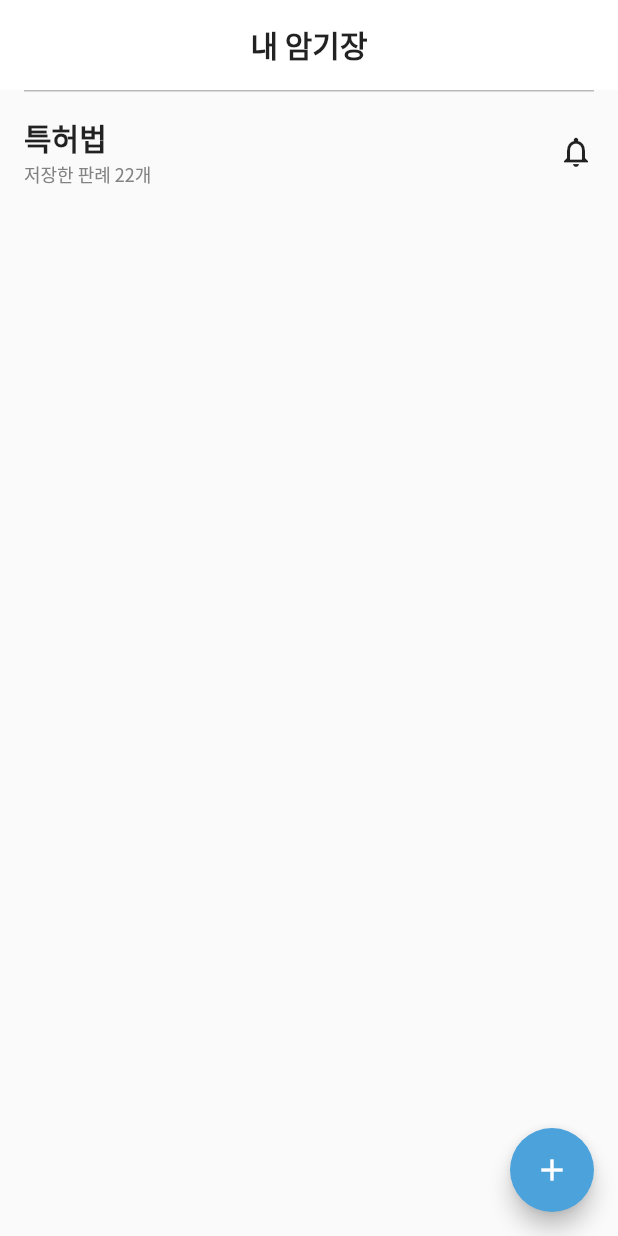
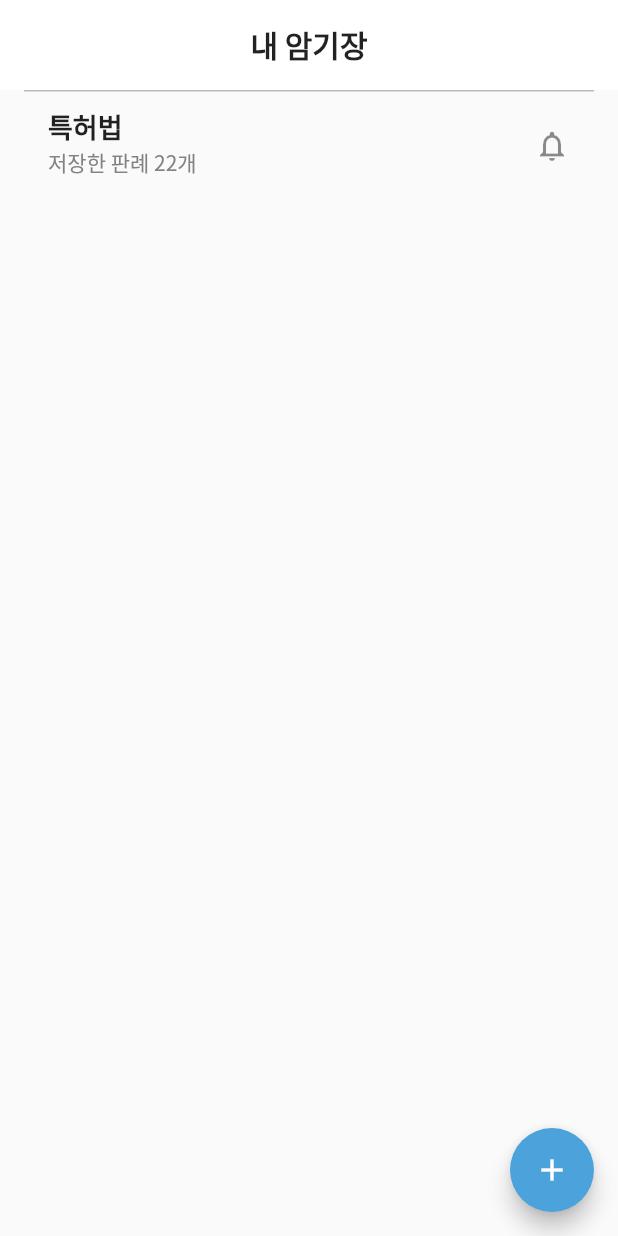
Before and after one commit to CapstoneMemento/Memento_Flutter, a Flutter app: the screen it shows after launch, on a phone screen of 412 x 824 dp. Run offline on Flutter 3.47's test engine with Material 2 defaults, Android fonts, the phone set to English and light mode, and no system bars; our stand-ins replace camera, image_picker, modal_bottom_sheet; missing offline and left inert: document_scanner_flutter, flutter_tesseract_ocr.

Commit message:
Feat: 과목 화면 이동 추가

```diff
--- a/lib/screens/home.dart
+++ b/lib/screens/home.dart
@@ -2,6 +2,7 @@ import 'dart:io';
 
 import 'package:document_scanner_flutter/configs/configs.dart';
 import 'package:flutter/material.dart';
+import 'package:memento_flutter/screens/subjectScreen.dart';
 import 'package:memento_flutter/themes/custom_theme.dart';
 import 'package:modal_bottom_sheet/modal_bottom_sheet.dart';
 import 'package:document_scanner_flutter/document_scanner_flutter.dart';
@@ -122,27 +123,16 @@ class _HomeState extends State<Home> {
             decoration: const BoxDecoration(
                 border:
                     Border(top: BorderSide(width: 1, color: Colors.black26))),
-            child: Padding(
-              padding: const EdgeInsets.symmetric(vertical: 16),
-              child: Row(
-                mainAxisAlignment: MainAxisAlignment.spaceBetween,
-                children: [
-                  Column(
-                    crossAxisAlignment: CrossAxisAlignment.start,
-                    children: [
-                      Text(
-                        "특허법",
-                        style: CustomTheme.themeData.textTheme.titleLarge,
-                      ),
-                      Text(
-                        "저장한 판례 22개",
-                        style: CustomTheme.themeData.textTheme.bodySmall,
-                      ),
-                    ],
-                  ),
-                  const Icon(Icons.notifications_none)
-                ],
-              ),
+            child: ListTile(
+              title: const Text("특허법"),
+              subtitle: const Text("저장한 판례 22개"),
+              trailing: const Icon(Icons.notifications_none),
+              onTap: () {
+                Navigator.push(
+                    context,
+                    MaterialPageRoute(
+                        builder: (context) => const SubjectScreen()));
+              },
             ),
           )
         ]),
```
Also changed, not shown: lib/screens/noteScreen.dart (added, +11 -0 lines), lib/screens/subjectScreen.dart (+54 -3 lines).
